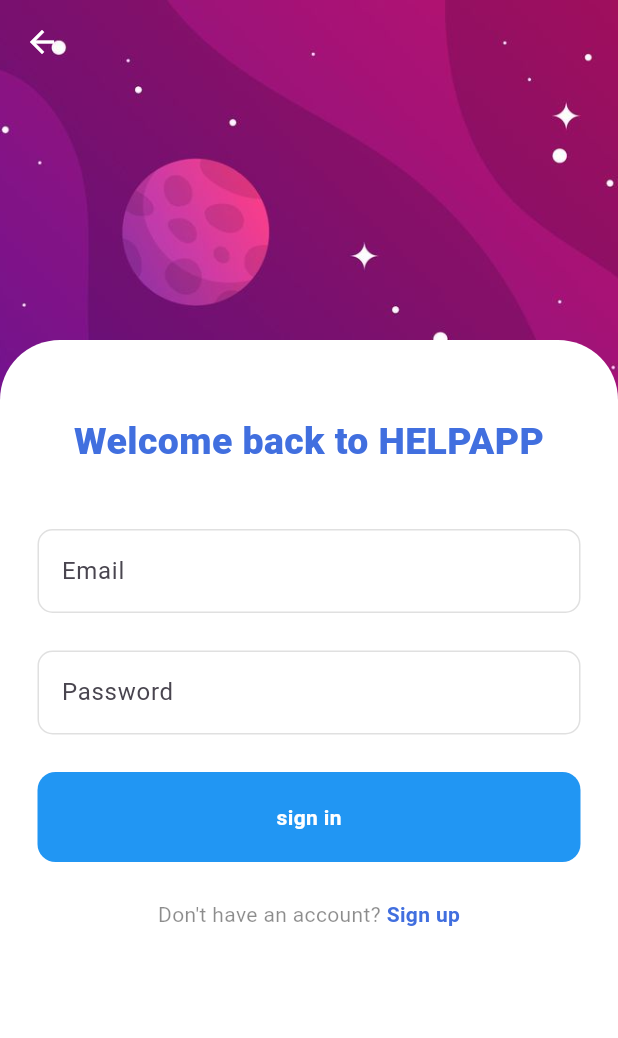
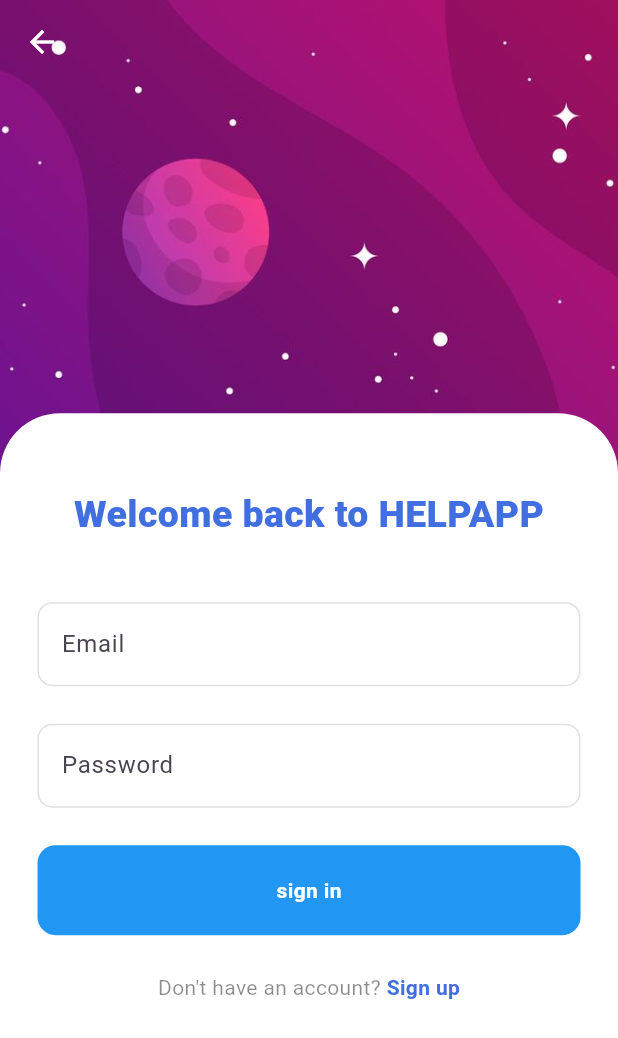
Before and after one commit to ravidkrisi/help_app, a Flutter app: the SignInPage screen opened directly, on a phone screen of 412 x 824 dp. Shown: the top 1038 px of the screen. Run offline on Flutter 3.47's test engine with Material 3 defaults, Android fonts, the phone set to English and light mode, and no system bars; our stand-ins replace cloud_firestore, firebase_auth, firebase_core, flutter_form_builder, icons_plus; accounts and stored records are empty.

Commit message:
git test

```diff
--- a/lib/pages/sign_in_page.dart
+++ b/lib/pages/sign_in_page.dart
@@ -81,7 +81,7 @@ class _SignInPageState extends State<SignInPage> {
       children: [
         const Expanded(flex: 2, child: SizedBox(height: 10)),
         Expanded(
-            flex: 7,
+            flex: 5,
             child: Container(
               padding: const EdgeInsets.fromLTRB(25, 50, 25, 20),
               decoration: const BoxDecoration(
```
